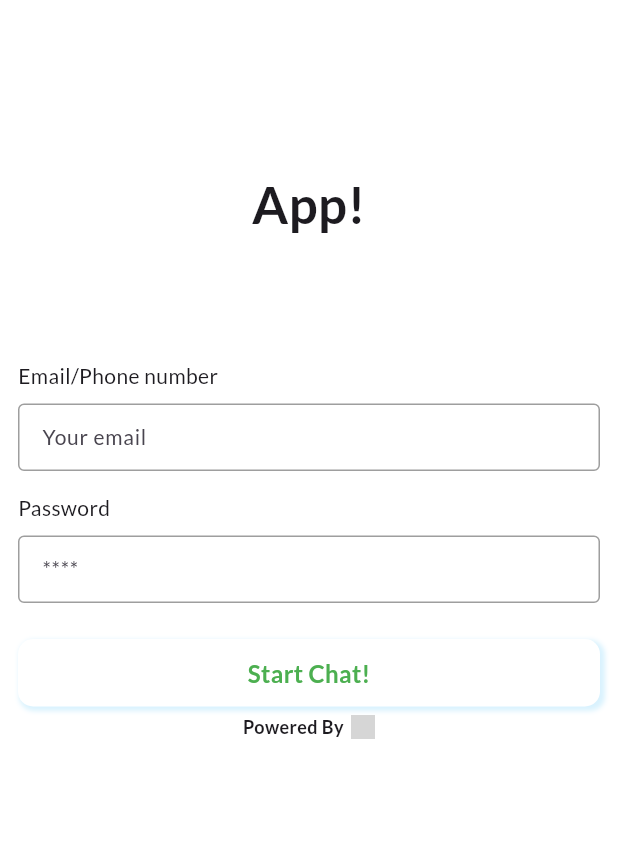
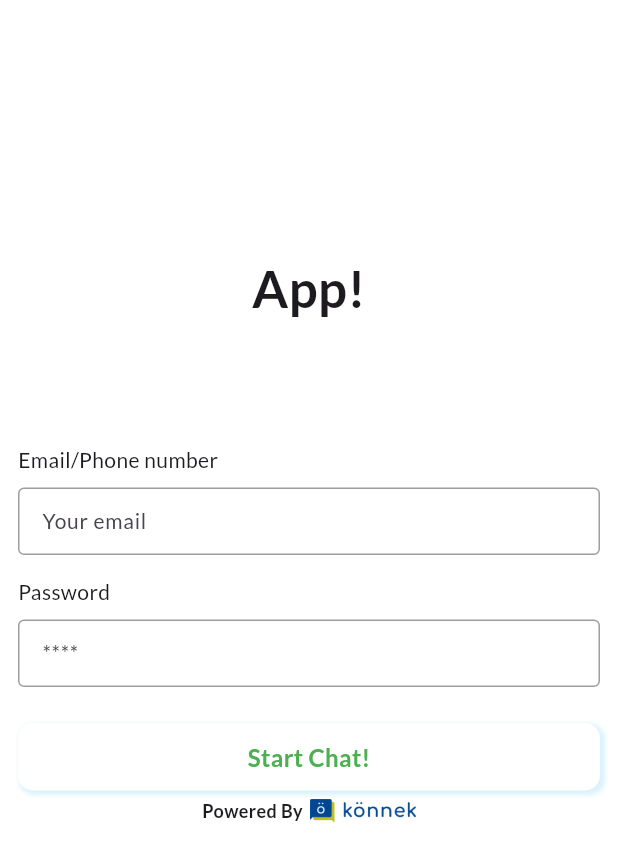
Before and after one commit to sprintasiatech/konnek_native_core, a Flutter app: the screen it shows after launch, on a phone screen of 412 x 824 dp. Shown: the top 862 px of the screen. Run offline on Flutter 3.47's test engine with Material 3 defaults, Android fonts, the phone set to English and light mode, and no system bars; our stand-ins replace google_fonts; missing offline and left inert: fam_coding_supply; grey boxes are pictures that could not be loaded.

Commit message:
update: fix ui

```diff
--- a/lib/screen/chat_screen.dart
+++ b/lib/screen/chat_screen.dart
@@ -258,7 +258,6 @@ class _ChatScreenState extends State<ChatScreen> {
                       SizedBox(width: 5),
                       Image.asset(
                         Assets.icKonnek,
-                        package: "flutter_plugin_test2",
                         height: 16,
                       ),
                     ],
--- a/lib/screen/login_screen.dart
+++ b/lib/screen/login_screen.dart
@@ -19,6 +19,9 @@ class _LoginScreenState extends State<LoginScreen> {
       },
       child: Scaffold(
         backgroundColor: Colors.white,
+        appBar: AppBar(
+          backgroundColor: Colors.white,
+        ),
         body: Container(
           padding: EdgeInsets.all(12),
           child: Column(
@@ -174,7 +177,6 @@ class _LoginScreenState extends State<LoginScreen> {
                     SizedBox(width: 5),
                     Image.asset(
                       Assets.icKonnek,
-                      package: "flutter_plugin_test2",
                       height: 16,
                     ),
                   ],
--- a/pubspec.yaml
+++ b/pubspec.yaml
@@ -48,7 +48,8 @@ flutter:
 
   # To add Flutter specific assets to your application, add an assets section,
   # like this:
-  # assets:
+  assets:
+    - assets/
   #   - images/a_dot_burr.jpeg
   #   - images/a_dot_ham.jpeg
 
```
